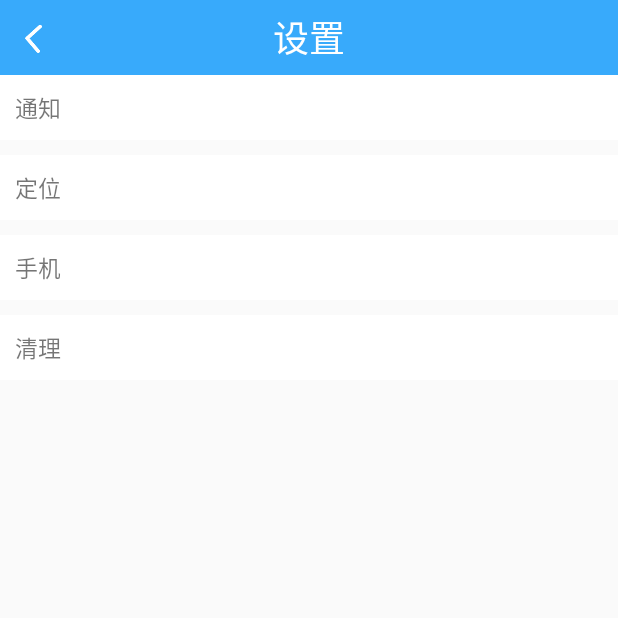
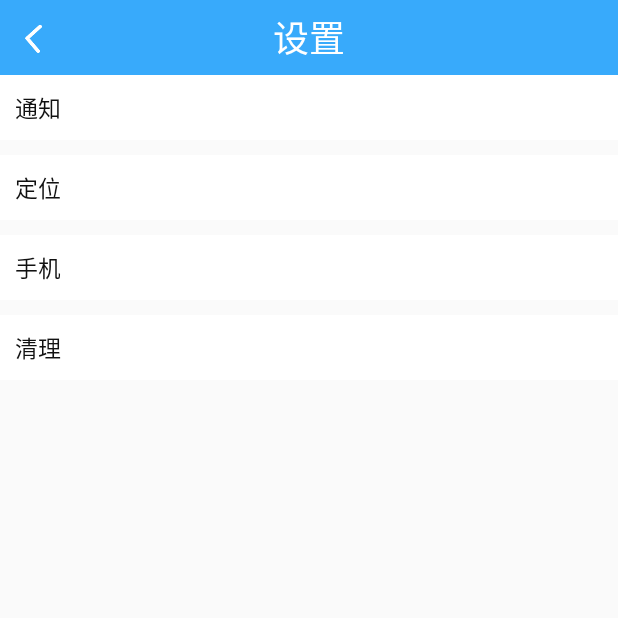
Before and after one commit to Peng-sky/Express, an Android app: the SetActivity screen opened directly, with no data from a screen before it, on a phone screen of 412 x 824 dp, the top half of it. Run offline under Robolectric (Android 15) with nearby library versions, the phone set to English and light mode, and no system bars.

Commit message:
设置定位服务返回键

```diff
--- a/app/src/main/java/com/example/peng/express/Activity/SetActivity.java
+++ b/app/src/main/java/com/example/peng/express/Activity/SetActivity.java
@@ -1,15 +1,43 @@
 package com.example.peng.express.Activity;
 
+import android.content.Intent;
 import android.os.Bundle;
+import android.provider.Settings;
 import android.support.annotation.Nullable;
 import android.support.v7.app.AppCompatActivity;
+import android.view.View;
+import android.widget.ImageView;
+import android.widget.TextView;
 
 import com.example.peng.express.R;
 
 public class SetActivity extends AppCompatActivity {
+    private ImageView img_back;
+    private TextView location;
     @Override
     protected void onCreate(@Nullable Bundle savedInstanceState) {
         super.onCreate(savedInstanceState);
         setContentView(R.layout.activity_set);
+        img_back=findViewById(R.id.back);
+        img_back.setOnClickListener(new View.OnClickListener() {
+            @Override
+            public void onClick(View v) {
+                finish();
+            }
+        });
+
+        location=findViewById(R.id.location);
+        location.setOnClickListener(new View.OnClickListener() {
+            @Override
+            public void onClick(View v) {
+                // 转到手机设置界面，用户设置GPS
+                Intent intent = new Intent(
+                        Settings.ACTION_LOCATION_SOURCE_SETTINGS);
+                startActivityForResult(intent, 0); // 设置完成后返回到原来的界面
+
+
+            }
+        });
+
     }
 }
--- a/app/src/main/res/layout/activity_set.xml
+++ b/app/src/main/res/layout/activity_set.xml
@@ -39,6 +39,7 @@
             android:layout_width="match_parent"
             android:layout_height="wrap_content"
             android:text="通知"
+            android:textColor="@color/black"
             android:textSize="15dp"
             android:layout_margin="10dp"/>
 
@@ -55,6 +56,7 @@
             android:layout_width="match_parent"
             android:layout_height="wrap_content"
             android:text="定位"
+            android:textColor="@color/black"
             android:textSize="15dp"
             android:layout_margin="10dp"/>
 
@@ -69,6 +71,7 @@
             android:layout_width="match_parent"
             android:layout_height="wrap_content"
             android:text="手机"
+            android:textColor="@color/black"
             android:textSize="15dp"
             android:layout_margin="10dp"/>
 
@@ -83,6 +86,7 @@
             android:layout_width="match_parent"
             android:layout_height="wrap_content"
             android:text="清理"
+            android:textColor="@color/black"
             android:textSize="15dp"
             android:layout_margin="10dp"/>
 
```
